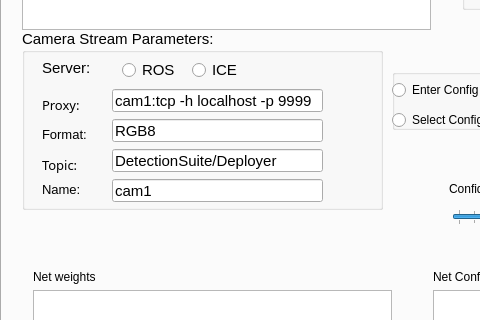
Qt form DeepLearningSuite/DatasetEvaluationApp/mainwindow.ui (JdeRobot/DetectionMetrics) before a commit; both pictures show x 0 to 480 and y 134 to 454 of the 1225 by 764 pixel window.
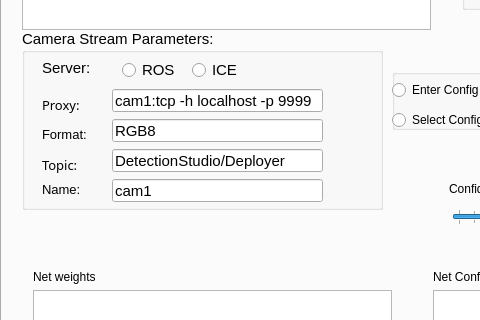
The same form after that commit.

What changed in the file:
```diff
--- a/DeepLearningSuite/DatasetEvaluationApp/mainwindow.ui
+++ b/DeepLearningSuite/DatasetEvaluationApp/mainwindow.ui
@@ -1260,7 +1260,7 @@
                                 </rect>
                             </property>
                             <property name="text">
-                                <string>DetectionSuite/Deployer</string>
+                                <string>DetectionStudio/Deployer</string>
                             </property>
                         </widget>
                         <widget class="QLineEdit" name="lineEdit_deployer_name">
```
Left out of the diff: 2 changed lines with no effect on the pictures.
